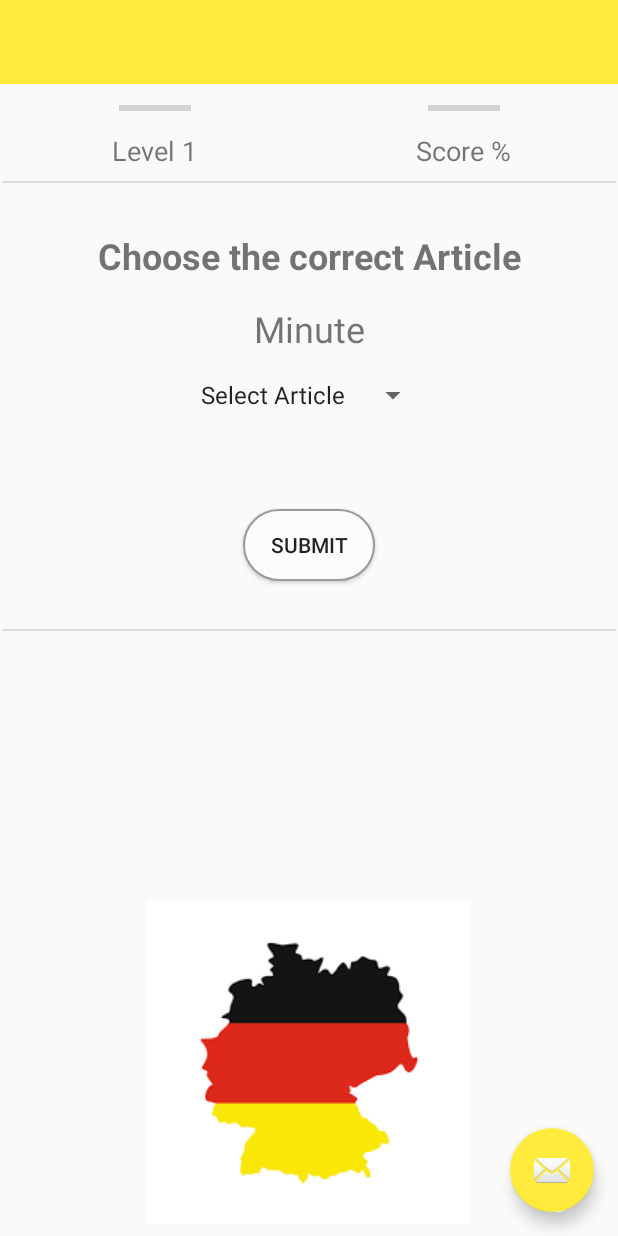
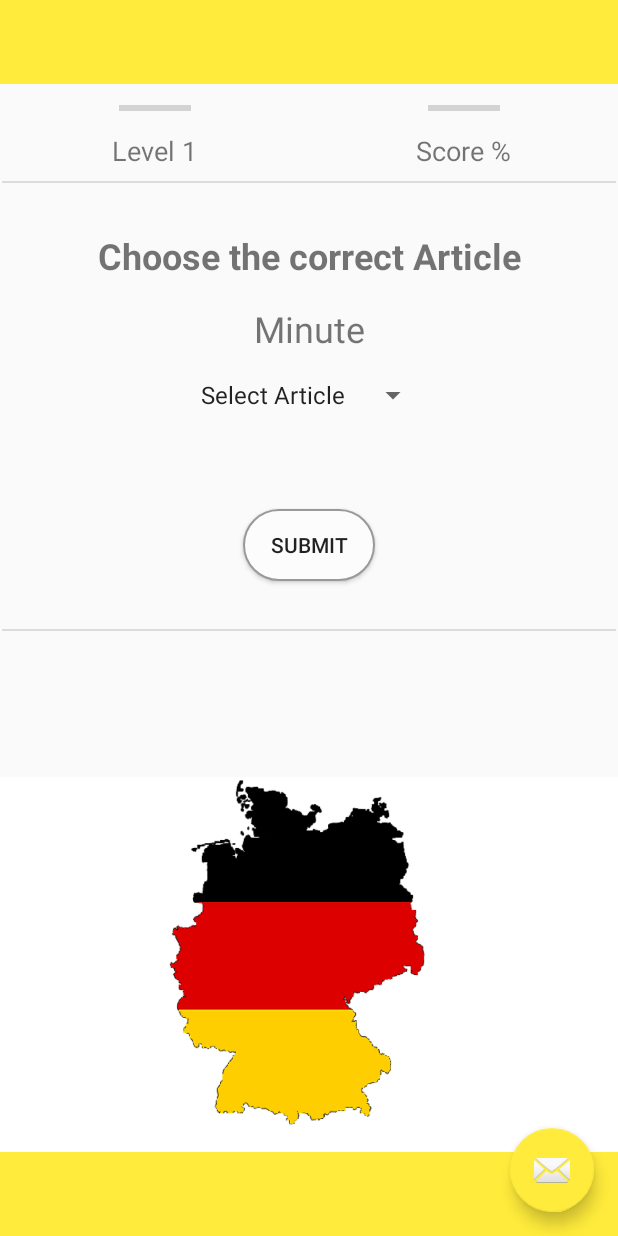
Before and after one commit to lucianodebortoli/GermanArticlesGame, an Android app: the screen it shows after launch (MainActivity), on a phone screen of 412 x 824 dp. Run offline under Robolectric (Android 15) with nearby library versions, the phone set to English and light mode, and no system bars.

Commit message:
finish UI

```diff
--- a/app/src/main/res/layout/activity_main.xml
+++ b/app/src/main/res/layout/activity_main.xml
@@ -13,6 +13,10 @@
 
     </com.google.android.material.appbar.AppBarLayout>
 
+    <LinearLayout
+        android:layout_width="wrap_content"
+        android:layout_height="wrap_content"
+        android:orientation="vertical">
 
     <androidx.constraintlayout.widget.ConstraintLayout
         android:id="@+id/constraintLayout"
@@ -100,15 +104,6 @@
             app:layout_constraintStart_toStartOf="parent"
             app:layout_constraintTop_toBottomOf="@+id/divider2" />
 
-        <ImageView
-            android:id="@+id/imageView"
-            android:layout_width="wrap_content"
-            android:layout_height="wrap_content"
-            android:layout_marginBottom="8dp"
-            app:layout_constraintBottom_toBottomOf="parent"
-            app:layout_constraintEnd_toEndOf="parent"
-            app:layout_constraintStart_toStartOf="parent"
-            app:srcCompat="@drawable/flag" />
 
         <TextView
             android:id="@+id/textView"
@@ -158,8 +153,10 @@
             android:layout_width="wrap_content"
             android:layout_height="wrap_content"
             android:orientation="vertical"
+            app:layout_constraintBottom_toBottomOf="parent"
+            app:layout_constraintEnd_toEndOf="parent"
             app:layout_constraintGuide_percent="0.5"
-             />
+            app:layout_constraintStart_toStartOf="parent" />
 
         <View
             android:id="@+id/divider"
@@ -183,6 +180,30 @@
 
     </androidx.constraintlayout.widget.ConstraintLayout>
 
+        <RelativeLayout
+            android:layout_width="match_parent"
+            android:layout_height="match_parent">
+
+            <LinearLayout
+                android:layout_width="match_parent"
+                android:layout_height="wrap_content"
+                android:orientation="horizontal"
+                android:layout_alignParentBottom="true"
+                android:layout_gravity="bottom" >
+
+                <ImageView
+                    android:id="@+id/imageView"
+                    android:layout_width="match_parent"
+                    android:layout_height="wrap_content"
+                    app:srcCompat="@drawable/bottom" />
+
+            </LinearLayout>
+
+        </RelativeLayout>
+
+    </LinearLayout>
+
+
     <com.google.android.material.floatingactionbutton.FloatingActionButton
         android:id="@+id/fab"
         android:layout_width="wrap_content"
@@ -198,5 +219,13 @@
         android:background="?attr/colorPrimary"
         app:popupTheme="@style/AppTheme.PopupOverlay" />
 
+    <androidx.appcompat.widget.Toolbar
+        android:id="@+id/toolbar_bottom"
+        android:layout_width="match_parent"
+        android:layout_height="?attr/actionBarSize"
+        android:background="?attr/colorPrimary"
+        android:layout_gravity="bottom"
+        app:popupTheme="@style/AppTheme.PopupOverlay" />
+
 
 </androidx.coordinatorlayout.widget.CoordinatorLayout>
```
Also changed, not shown: app/src/main/res/drawable/bottom.png (added), app/src/main/res/drawable/flag.png (deleted), 2 other files.
